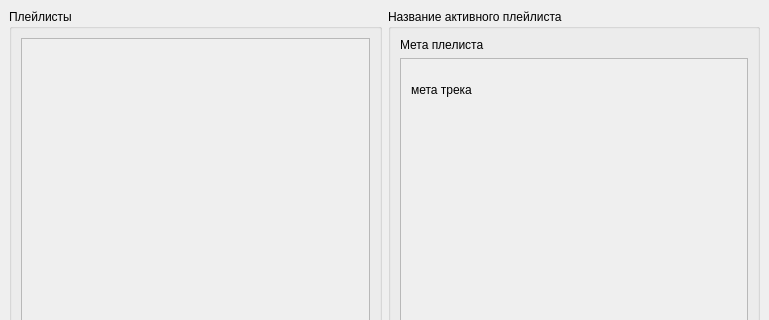
Qt form front/designer_maked/pain.ui (AdepteXiao/algo_2) before a commit; both pictures show x 0 to 769 and y 0 to 320 of the 769 by 569 pixel window.
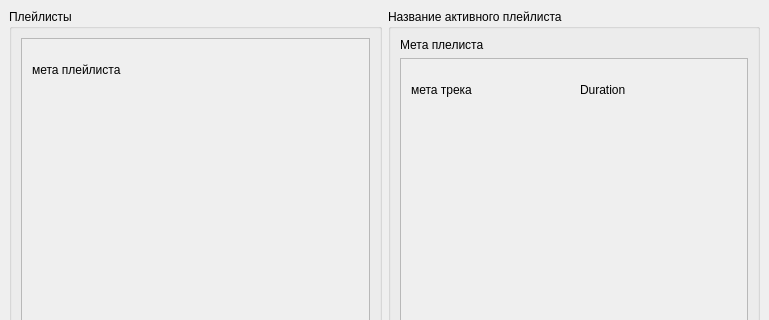
The same form after that commit.

Diff of the .ui file:
```diff
--- a/front/designer_maked/pain.ui
+++ b/front/designer_maked/pain.ui
@@ -37,6 +37,25 @@
               <height>344</height>
              </rect>
             </property>
+            <widget class="QWidget" name="horizontalLayoutWidget_2">
+             <property name="geometry">
+              <rect>
+               <x>10</x>
+               <y>10</y>
+               <width>331</width>
+               <height>41</height>
+              </rect>
+             </property>
+             <layout class="QHBoxLayout" name="playlistHorizontalLayout">
+              <item>
+               <widget class="QLabel" name="playlistLabel">
+                <property name="text">
+                 <string>мета плейлиста</string>
+                </property>
+               </widget>
+              </item>
+             </layout>
+            </widget>
            </widget>
           </widget>
          </item>
@@ -87,6 +106,13 @@
                 </property>
                </widget>
               </item>
+              <item>
+               <widget class="QLabel" name="durationLabel">
+                <property name="text">
+                 <string>Duration</string>
+                </property>
+               </widget>
+              </item>
              </layout>
             </widget>
            </widget>
```
Left out of the diff: 6 changed lines with no effect on the pictures.
